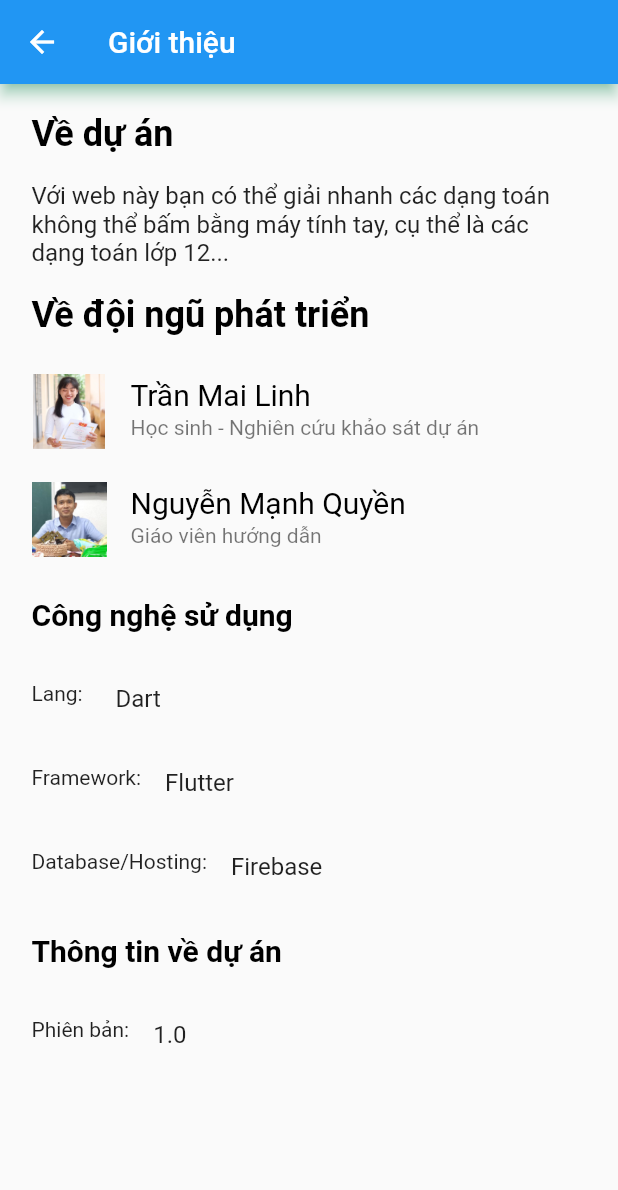
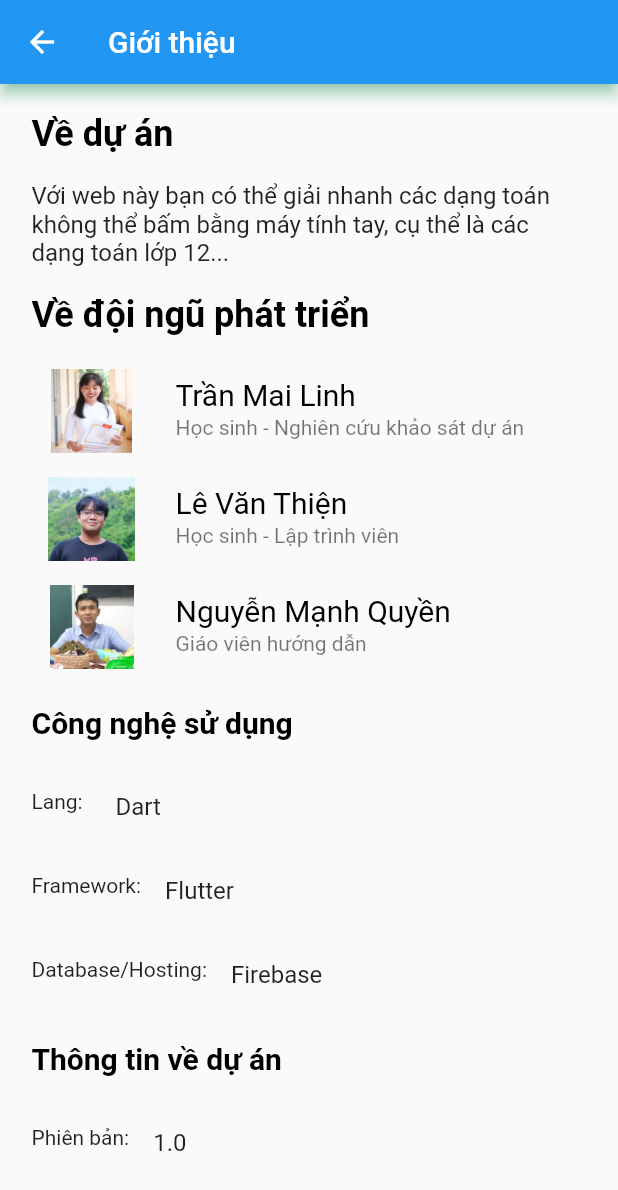
Before and after one commit to epitchi/Make-Math-Easy, a Flutter app: the screen it shows after launch, after a tap on "Giới thiệu", on a phone screen of 412 x 824 dp. Shown: the top 1190 px of the screen. Run offline on Flutter 3.47's test engine with Material 2 defaults, Android fonts, the light colour scheme and no system bars; our stand-ins replace flutter_vector_icons, google_fonts, percent_indicator; missing offline and left inert: catex, dart:html.

Commit message:
Update Introduce Page

```diff
--- a/lib/screen/IntroducePage.dart
+++ b/lib/screen/IntroducePage.dart
@@ -1,5 +1,5 @@
 import 'package:flutter/material.dart';
-// import 'dart:html' as html;
+import 'dart:html' as html;
 
 class IntroducePage extends StatefulWidget {
   @override
@@ -37,39 +37,50 @@
                             fontSize: 24.0,
                             fontWeight: FontWeight.bold)),
                   ),
-                  // Image.asset(
-                  //     "assets/images/img_thayQuyen.png",
-                  //     width: 26,
-                  //     height: 26),
                   ListTile(
                     leading: Image.asset(
                       "assets/images/img_mailinh.png",
-                      height: 50,
-                      width: 50,
+                      height: 80,
+                      width: 80,
                     ),
                     subtitle: Text("Học sinh - Nghiên cứu khảo sát dự án"),
                     title: Text("Trần Mai Linh",
                         style: TextStyle(color: Colors.black, fontSize: 20.0)),
                     onTap: () {
-                      // html.window.open(
-                      //     "https://www.facebook.com/profile.php?id=100035813623344",
-                      //     "Tran Mai Linh");
+                      html.window.open(
+                          "https://www.facebook.com/profile.php?id=100035813623344",
+                          "Tran Mai Linh");
+                    },
+                  ),
+                  ListTile(
+                    leading: Image.asset(
+                      "assets/images/img_thjen.jpg",
+                      height: 80,
+                      width: 80,
+                    ),
+                    subtitle: Text("Học sinh - Lập trình viên"),
+                    title: Text("Lê Văn Thiện",
+                        style: TextStyle(color: Colors.black, fontSize: 20.0)),
+                    onTap: () {
+                      html.window.open(
+                          "https://www.facebook.com/epitchi",
+                          "Lê Văn Thiện");
                     },
                   ),
 
                   ListTile(
                     leading: Image.asset(
                       "assets/images/img_thayQuyen.png",
-                      height: 50,
-                      width: 50,
+                      height: 80,
+                      width: 80,
                     ),
                     subtitle: Text("Giáo viên hướng dẫn"),
                     title: Text("Nguyễn Mạnh Quyền",
                         style: TextStyle(color: Colors.black, fontSize: 20.0)),
                     onTap: () {
-                      // html.window.open(
-                      //     "https://www.facebook.com/quyen.nguyenmanh.790",
-                      //     "Nguyen Manh Quyen");
+                      html.window.open(
+                          "https://www.facebook.com/quyen.nguyenmanh.790",
+                          "Nguyen Manh Quyen");
                     },
                   ),
                   ListTile(
```
Also changed, not shown: assets/images/img_thjen.jpg (added).
